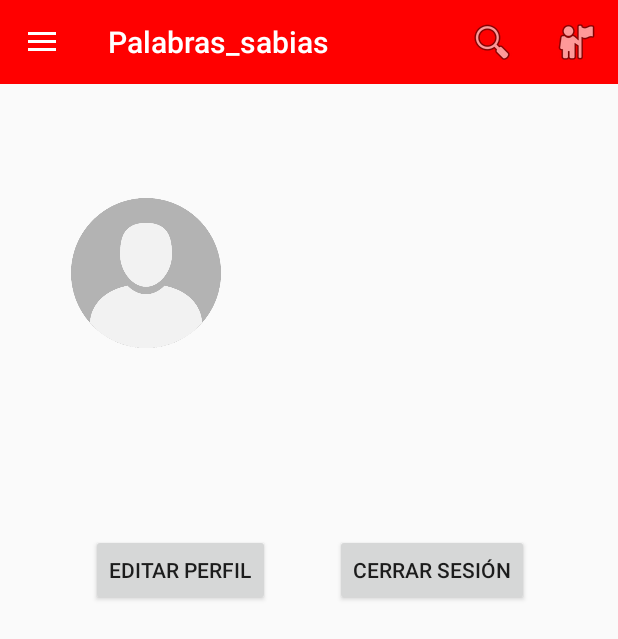
After one commit to Luis-Daniel-Espinoza-Gonzales/Palabras_sabias, an Android app built with Jetpack Compose: the ProfileActivity screen opened directly, with no data from a screen before it, on a phone screen of 412 x 824 dp. The commit adds this screen. Shown: the top 639 px of the screen. Run offline under Robolectric (Android 15) with nearby library versions, the phone set to English and light mode, and no system bars.

Commit message:
subo perfil sin funciones

```diff
--- a/Proyecto_android/app/build.gradle.kts
+++ b/Proyecto_android/app/build.gradle.kts
@@ -2,6 +2,8 @@ plugins {
     alias(libs.plugins.android.application)
     alias(libs.plugins.kotlin.android)
     alias(libs.plugins.kotlin.compose)
+    // --- PLUGIN AÑADIDO ---
+    id("kotlin-parcelize")
 }
 
 android {
--- a/Proyecto_android/app/src/main/AndroidManifest.xml
+++ b/Proyecto_android/app/src/main/AndroidManifest.xml
@@ -15,13 +15,11 @@
         android:theme="@style/Theme.Palabras_sabias"
         android:usesCleartextTraffic="true">
         <activity
-            android:name=".prototipo.ui.screens.MainActivity02"
+            android:name=".prototipo.ui.screens.LoginActivity"
             android:exported="true"
             android:label="@string/app_name"
             android:theme="@style/Theme.Palabras_sabias"
             tools:ignore="RedundantLabel">
-
-
 
             <intent-filter>
                 <action android:name="android.intent.action.MAIN" />
@@ -29,6 +27,13 @@
             </intent-filter>
         </activity>
 
+        <!-- Activities añadidas -->
+        <activity
+            android:name=".prototipo.ui.screens.MainActivity02"
+            android:exported="false" />
+        <activity
+            android:name=".prototipo.ui.screens.ProfileActivity"
+            android:exported="false" />
 
     </application>
 
--- a/Proyecto_android/app/src/main/java/com/example/palabras_sabias/prototipo/data/model/Usuario.kt
+++ b/Proyecto_android/app/src/main/java/com/example/palabras_sabias/prototipo/data/model/Usuario.kt
@@ -1,11 +1,15 @@
 package com.example.palabras_sabias.prototipo.data.model
 
-class Usuario (
+import android.os.Parcelable
+import kotlinx.parcelize.Parcelize
+
+@Parcelize
+
+data class Usuario (
     val id: Int,
     val username: String,
     val email: String,
-    val password: String,
     val registration_day: String,
     val biography: String,
     val role: String
-)
+) : Parcelable
--- a/Proyecto_android/app/src/main/java/com/example/palabras_sabias/prototipo/data/repository/UsuariosRepository.kt
+++ b/Proyecto_android/app/src/main/java/com/example/palabras_sabias/prototipo/data/repository/UsuariosRepository.kt
@@ -46,7 +46,7 @@ class UsuariosRepository (private val context: Context)  {
         onError: (String) -> Unit
     ) {
         val queue = Volley.newRequestQueue(context)
-        val url = "http://192.168.1.46/palabras_sabias/Servidor_web/verificar_usuario.php"
+        val url = "http://192.168.0.10/palabras_sabias/Servidor_web/verificar_usuario.php"
 
         val stringRequest = object : StringRequest(
             Method.POST, url,
--- /dev/null
+++ b/Proyecto_android/app/src/main/java/com/example/palabras_sabias/prototipo/ui/screens/HomeActivity.kt
@@ -0,0 +1,4 @@
+package com.example.palabras_sabias.prototipo.ui.screens
+
+class HomeActivity {
+}
--- a/Proyecto_android/app/src/main/java/com/example/palabras_sabias/prototipo/ui/screens/LoginActivity.kt
+++ b/Proyecto_android/app/src/main/java/com/example/palabras_sabias/prototipo/ui/screens/LoginActivity.kt
@@ -46,12 +46,12 @@ class LoginActivity : ComponentActivity() {
             usuario?.let {
                 Toast.makeText(this, "¡Bienvenido, ${it.username}!", Toast.LENGTH_LONG).show()
 
-                /*
-                // Aquí iría la lógica para navegar a la siguiente pantalla, por ejemplo MainActivity02
-                val intent = Intent(this, MainActivity02::class.java)
+                // Navegar a ProfileActivity
+                val intent = Intent(this, ProfileActivity::class.java)
+                // Opcional, pero recomendado: Pasa los datos del usuario a la siguiente actividad
+                intent.putExtra("USER_DATA", it)
                 startActivity(intent)
                 finish() // Cierra LoginActivity para que el usuario no pueda volver con el botón de atrás
-                */
             }
         }
 
--- /dev/null
+++ b/Proyecto_android/app/src/main/java/com/example/palabras_sabias/prototipo/ui/screens/ProfileActivity.kt
@@ -0,0 +1,33 @@
+package com.example.palabras_sabias.prototipo.ui.screens
+
+import android.os.Build
+import android.os.Bundle
+import android.widget.*
+import androidx.activity.ComponentActivity
+import com.example.palabras_sabias.R
+import com.example.palabras_sabias.prototipo.data.model.Usuario
+
+class ProfileActivity : BaseActivity() {
+    override fun onCreate(savedInstanceState: Bundle?) {
+        super.onCreate(savedInstanceState)
+
+        layoutInflater.inflate(R.layout.activity_profile, findViewById(R.id.content_frame))
+
+        val usernameTextView = findViewById<TextView>(R.id.username_textview)
+        val biographyTextView = findViewById<TextView>(R.id.biography_textview)
+
+        //Recupera el objeto Usuario del Intent
+        val usuario = if (Build.VERSION.SDK_INT >= Build.VERSION_CODES.TIRAMISU) {
+            intent.getParcelableExtra("USER_DATA", Usuario::class.java)
+        } else {
+            @Suppress("DEPRECATION")
+            intent.getParcelableExtra<Usuario>("USER_DATA")
+        }
+
+        //Si el usuario no es nulo, actualizar la UI
+        usuario?.let {
+            usernameTextView.text = it.username
+            biographyTextView.text = it.biography
+        }
+    }
+}
--- /dev/null
+++ b/Proyecto_android/app/src/main/res/layout/activity_profile.xml
@@ -0,0 +1,75 @@
+<?xml version="1.0" encoding="utf-8"?>
+<androidx.constraintlayout.widget.ConstraintLayout xmlns:android="http://schemas.android.com/apk/res/android"
+    xmlns:app="http://schemas.android.com/apk/res-auto"
+    xmlns:tools="http://schemas.android.com/tools"
+    android:layout_width="match_parent"
+    android:layout_height="match_parent"
+    tools:context=".prototipo.ui.screens.ProfileActivity">
+
+    <ImageView
+        android:id="@+id/profile_imageview"
+        android:layout_width="100dp"
+        android:layout_height="100dp"
+        android:layout_marginTop="76dp"
+        android:importantForAccessibility="no"
+        app:layout_constraintEnd_toEndOf="parent"
+        app:layout_constraintHorizontal_bias="0.151"
+        app:layout_constraintStart_toStartOf="parent"
+        app:layout_constraintTop_toTopOf="parent"
+        app:srcCompat="@drawable/tl"
+        tools:ignore="MissingConstraints" />
+
+    <TextView
+        android:id="@+id/username_textview"
+        android:layout_width="wrap_content"
+        android:layout_height="wrap_content"
+        android:layout_marginTop="76dp"
+        android:layout_marginEnd="124dp"
+        android:textSize="24sp"
+        android:textStyle="bold"
+        app:layout_constraintEnd_toEndOf="parent"
+        app:layout_constraintHorizontal_bias="0.757"
+        app:layout_constraintStart_toEndOf="@+id/profile_imageview"
+        app:layout_constraintTop_toTopOf="parent"
+        tools:ignore="MissingConstraints"
+        tools:text="username" />
+
+    <TextView
+        android:id="@+id/biography_textview"
+        android:layout_width="0dp"
+        android:layout_height="wrap_content"
+        android:layout_marginStart="32dp"
+        android:layout_marginEnd="32dp"
+        android:layout_marginBottom="500dp"
+        android:textAlignment="center"
+        app:layout_constraintBottom_toBottomOf="parent"
+        app:layout_constraintEnd_toEndOf="parent"
+        app:layout_constraintHorizontal_bias="0.0"
+        app:layout_constraintStart_toStartOf="parent"
+        app:layout_constraintTop_toBottomOf="@+id/username_textview"
+        app:layout_constraintVertical_bias="1.0"
+        tools:text="Esta es la biografía del usuario. Puede ser un texto un poco largo que describa a la persona.\n" />
+
+    <Button
+        android:id="@+id/edit_profile_button"
+        android:layout_width="wrap_content"
+        android:layout_height="wrap_content"
+        android:layout_marginBottom="420dp"
+        android:text="Editar Perfil"
+        app:layout_constraintBottom_toBottomOf="parent"
+        app:layout_constraintEnd_toEndOf="parent"
+        app:layout_constraintHorizontal_bias="0.208"
+        app:layout_constraintStart_toStartOf="parent" />
+
+    <Button
+        android:id="@+id/logout_button"
+        android:layout_width="wrap_content"
+        android:layout_height="wrap_content"
+        android:layout_marginBottom="420dp"
+        android:text="Cerrar Sesión"
+        app:layout_constraintBottom_toBottomOf="parent"
+        app:layout_constraintEnd_toEndOf="parent"
+        app:layout_constraintHorizontal_bias="0.791"
+        app:layout_constraintStart_toStartOf="parent" />
+
+</androidx.constraintlayout.widget.ConstraintLayout>
```
Also changed, not shown: Proyecto_android/app/src/main/res/drawable/tl.webp (added), 1 other file.
